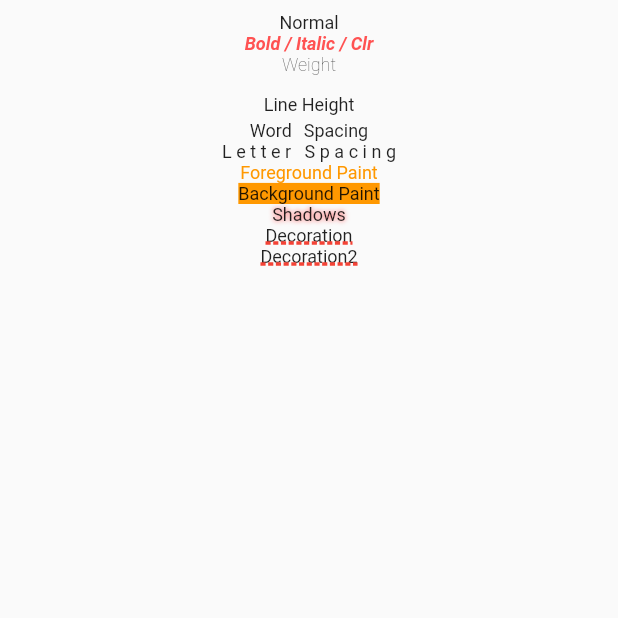
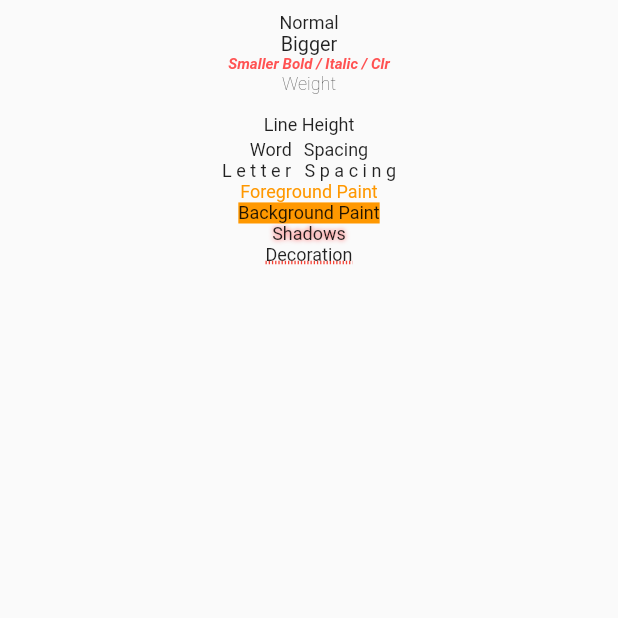
Before and after one commit to gskinnerTeam/flutter-textstyle-extensions, a Flutter app: the screen it shows after launch, on a phone screen of 412 x 824 dp, the top half of it. Run offline on Flutter 3.47's test engine with Material 2 defaults, Android fonts, the phone set to English and light mode, and no system bars.

Commit message:
Made syntax more verbose

```diff
--- a/example/lib/main.dart
+++ b/example/lib/main.dart
@@ -11,7 +11,8 @@ class MyApp extends StatelessWidget {
   @override
   Widget build(BuildContext context) {
     return MaterialApp(
-      home: Scaffold(body: Padding(
+      home: Scaffold(
+          body: Padding(
         padding: const EdgeInsets.all(8.0),
         child: TextExamples(),
       )),
@@ -29,21 +30,19 @@ class TextExamples extends StatelessWidget {
         crossAxisAlignment: CrossAxisAlignment.center,
         children: <Widget>[
           t("Normal", style),
-          t("Bold / Italic / Clr", style.bold.italic.clr(Colors.redAccent)),
-          t("Weight", style.w(FontWeight.w100)),
-          t("Line Height", style.lnHeight(2.5)),
-          t("Word Spacing", style.wrdSpace(5)),
-          t("Letter Spacing", style.ltrSpace(3)),
-          t("Foreground Paint", style.fg(Paint()..color = Colors.orange)),
-          t("Background Paint", style.bg(Paint()..color = Colors.orange)),
-          t("Shadows", style.shdwList([Shadow(color: Colors.redAccent, blurRadius: 4)])),
+          t("Bigger", style.scale(1.1)),
+          t("Smaller Bold / Italic / Clr", style.bold.italic.textColor(Colors.redAccent).size(10)),
+          t("Weight", style.weight(FontWeight.w100)),
+          t("Line Height", style.textHeight(2.5)),
+          t("Word Spacing", style.wordSpace(5)),
+          t("Letter Spacing", style.letterSpace(3)),
+          t("Foreground Paint", style.textForeground(Paint()..color = Colors.orange)),
+          t("Background Paint", style.textBackground(Paint()..color = Colors.orange)),
+          t("Shadows", style.textShadows([Shadow(color: Colors.redAccent, blurRadius: 4)])),
           t(
             "Decoration",
-            style.dec(TextDecoration.underline).decThick(4).decClr(Colors.red).decStyle(TextDecorationStyle.dashed),
-          ),
-          t(
-            "Decoration2",
-            style.dec(TextDecoration.underline, thickness: 4, color: Colors.red, style: TextDecorationStyle.dashed),
+            style.textDecoration(TextDecoration.underline,
+                color: Colors.red, thickness: 4, style: TextDecorationStyle.dotted),
           ),
         ],
       ),
--- a/pubspec.yaml
+++ b/pubspec.yaml
@@ -1,6 +1,6 @@
 name: textstyle_extensions
-description: Syntactic sugar for easily modifying TextStyles.
-version: 0.0.1
+description: Syntactic sugar for easily modifying TextStyles. Quickly create textStyle variants like .bold, .italic or .size().
+version: 1.0.0+2
 homepage: https://github.com/gskinnerTeam/flutter-textstyle-extensions
 
 environment:
```
Also changed, not shown: lib/textstyle_extensions.dart (+56 -31 lines), example/pubspec.lock, pubspec.lock, 2 other files.
